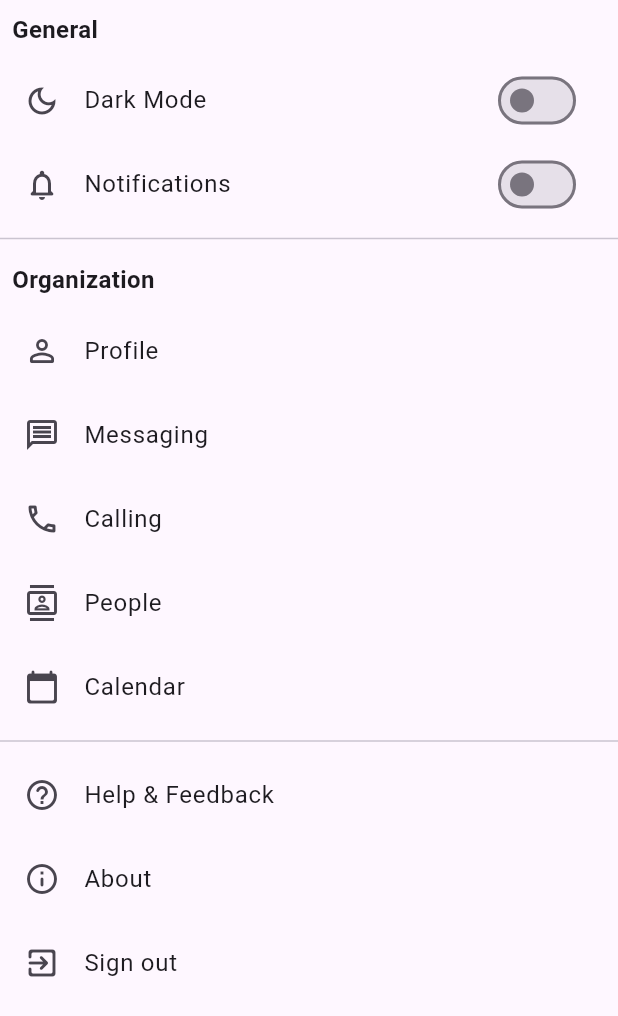
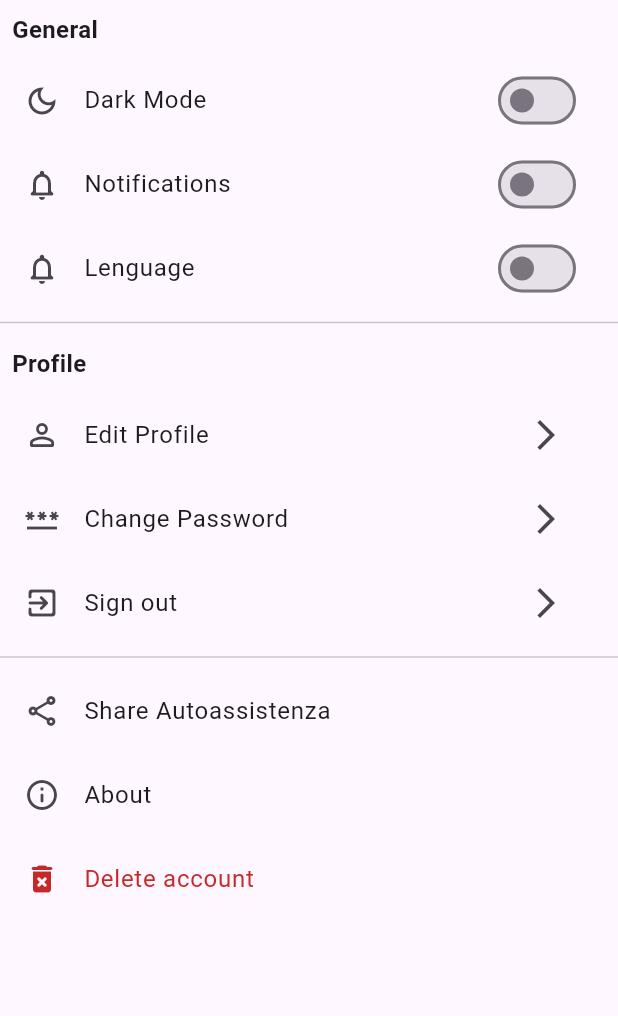
Before and after one commit to YaidelLuis/widget-test-flutter, a Flutter app: the Settings widget shown alone on an empty page, opened directly, on a phone screen of 412 x 824 dp. Shown: the top 1016 px of the screen. Run offline on Flutter 3.47's test engine with Material 3 defaults, Android fonts, the phone set to English and light mode, and no system bars; network calls fail.

```diff
--- /dev/null
+++ b/devtools_options.yaml
@@ -0,0 +1 @@
+extensions:
--- a/lib/profile/profile_screen.dart
+++ b/lib/profile/profile_screen.dart
@@ -70,7 +70,7 @@ class ProfileScreen extends StatelessWidget {
                       //     ),
                       //   ],
                       // ),
-                      SizedBox(height: 30),
+                      SizedBox(height: 8),
                       Settings(),
                     ],
                   ),
--- a/lib/profile/widgets/custom_list_tile.dart
+++ b/lib/profile/widgets/custom_list_tile.dart
@@ -4,19 +4,26 @@ class CustomListTile extends StatelessWidget {
   final String title;
   final IconData icon;
   final Widget? child;
+  final Color? color;
 
-  const CustomListTile({
-    super.key,
-    required this.title,
-    required this.icon,
-    this.child,
-  });
+  const CustomListTile(
+      {super.key,
+      required this.title,
+      required this.icon,
+      this.child,
+      this.color});
 
   @override
   Widget build(BuildContext context) {
     return ListTile(
-      title: Text(title),
-      leading: Icon(icon),
+      title: Text(
+        title,
+        style: TextStyle(color: color),
+      ),
+      leading: Icon(
+        icon,
+        color: color,
+      ),
       trailing: child,
       onTap: () {},
     );
--- a/lib/profile/widgets/settings.dart
+++ b/lib/profile/widgets/settings.dart
@@ -14,6 +14,7 @@ class Settings extends StatefulWidget {
 class _SettingsState extends State<Settings> {
   bool _isDark = false;
   bool _onNotfications = false;
+  bool _isSpanish = false;
 
   @override
   Widget build(BuildContext context) {
@@ -56,48 +57,64 @@ class _SettingsState extends State<Settings> {
                     },
                   ),
                 ),
-              ],
-            ),
-            const Divider(),
-            const SingleSection(
-              title: "Organization",
-              children: [
                 CustomListTile(
-                  title: "Profile",
-                  icon: Icons.person_outline_rounded,
-                ),
-                CustomListTile(
-                  title: "Messaging",
-                  icon: Icons.message_outlined,
-                ),
-                CustomListTile(
-                  title: "Calling",
-                  icon: Icons.phone_outlined,
-                ),
-                CustomListTile(
-                  title: "People",
-                  icon: Icons.contacts_outlined,
-                ),
-                CustomListTile(
-                  title: "Calendar",
-                  icon: Icons.calendar_today_rounded,
+                  title: "Lenguage",
+                  icon: Icons.notifications_none_rounded,
+                  child: Switch(
+                    activeColor: Colors.white,
+                    activeTrackColor: Colors.green.shade400,
+                    value: _isSpanish,
+                    onChanged: (value) {
+                      setState(() {
+                        _isSpanish = value;
+                      });
+                    },
+                  ),
                 ),
               ],
             ),
             const Divider(),
-            const SingleSection(
+            SingleSection(
+              title: "Profile",
               children: [
                 CustomListTile(
-                  title: "Help & Feedback",
-                  icon: Icons.help_outline_rounded,
+                  title: "Edit Profile",
+                  icon: Icons.person_outline_rounded,
+                  child: IconButton(
+                      onPressed: () {},
+                      icon: const Icon(Icons.arrow_forward_ios)),
                 ),
                 CustomListTile(
+                  title: "Change Password",
+                  icon: Icons.password,
+                  child: IconButton(
+                      onPressed: () {},
+                      icon: const Icon(Icons.arrow_forward_ios)),
+                ),
+                CustomListTile(
+                  title: "Sign out",
+                  icon: Icons.exit_to_app_rounded,
+                  child: IconButton(
+                      onPressed: () {},
+                      icon: const Icon(Icons.arrow_forward_ios)),
+                ),
+              ],
+            ),
+            const Divider(),
+            SingleSection(
+              children: [
+                const CustomListTile(
+                  title: "Share Autoassistenza",
+                  icon: Icons.share_outlined,
+                ),
+                const CustomListTile(
                   title: "About",
                   icon: Icons.info_outline_rounded,
                 ),
                 CustomListTile(
-                  title: "Sign out",
-                  icon: Icons.exit_to_app_rounded,
+                  title: "Delete account",
+                  icon: Icons.delete_forever_rounded,
+                  color: Colors.red[800],
                 ),
               ],
             ),
```
